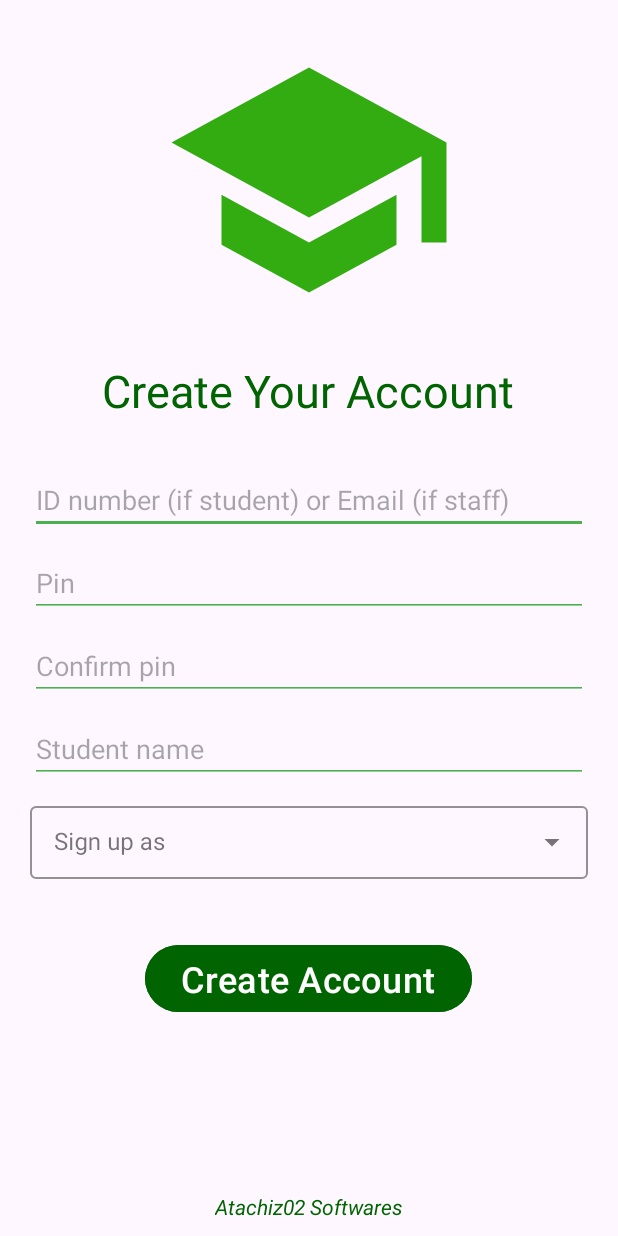
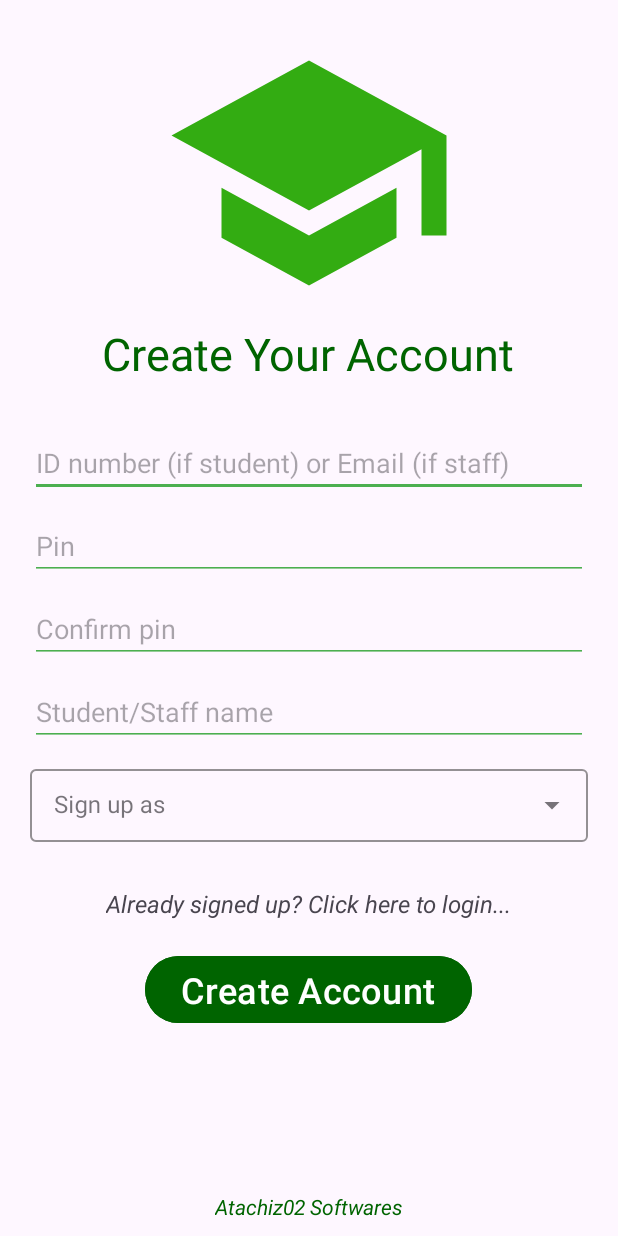
Before and after one commit to Atachiz02Softwares/ProjectManagement, an Android app: the SignUpActivity screen opened directly, with no data from a screen before it, after a tap on "Create Account", on a phone screen of 412 x 824 dp. Run offline under Robolectric (Android 15) with nearby library versions, the phone set to English and light mode, and no system bars.

Commit message:
login successful

```diff
--- a/app/src/main/AndroidManifest.xml
+++ b/app/src/main/AndroidManifest.xml
@@ -12,6 +12,9 @@
         android:supportsRtl="true"
         android:theme="@style/Theme.ProjectManagement"
         tools:targetApi="31">
+        <activity
+            android:name=".activities.LoginActivity"
+            android:exported="false" />
         <activity
             android:name=".activities.CoordinatorActivity"
             android:exported="false" />
--- a/app/src/main/java/morpheus/softwares/projectmanagement/activities/SignUpActivity.java
+++ b/app/src/main/java/morpheus/softwares/projectmanagement/activities/SignUpActivity.java
@@ -7,6 +7,7 @@ import android.widget.ArrayAdapter;
 import android.widget.AutoCompleteTextView;
 import android.widget.Button;
 import android.widget.EditText;
+import android.widget.TextView;
 import android.widget.Toast;
 
 import androidx.appcompat.app.AppCompatActivity;
@@ -21,6 +22,7 @@ public class SignUpActivity extends AppCompatActivity {
     EditText idNum, pinCode, confirmPinCode, studentName;
     AutoCompleteTextView role;
     ArrayAdapter<String> roleAdapter;
+    TextView login;
     Button createAccount;
     Database database;
 
@@ -34,6 +36,7 @@ public class SignUpActivity extends AppCompatActivity {
         confirmPinCode = findViewById(R.id.signUpConfirmPin);
         studentName = findViewById(R.id.signUpName);
         role = findViewById(R.id.signUpAs);
+        login = findViewById(R.id.signUpLogin);
         createAccount = findViewById(R.id.signUpCreateAccount);
 
         roleAdapter = new ArrayAdapter<>(this, R.layout.list_items, ROLES);
@@ -41,24 +44,39 @@ public class SignUpActivity extends AppCompatActivity {
 
         database = new Database(SignUpActivity.this);
 
-        String signUpAs = String.valueOf(role.getText());
+        login.setOnClickListener(v -> startActivity(new Intent(SignUpActivity.this, LoginActivity.class)));
 
         createAccount.setOnClickListener(v -> {
-            String idNumber = String.valueOf(idNum.getText()).trim();
-            String pin = String.valueOf(pinCode.getText()).trim();
-            String confirmPin = String.valueOf(confirmPinCode.getText()).trim();
-            String name = String.valueOf(studentName.getText()).trim();
+            String idNumber = String.valueOf(idNum.getText()).trim(),
+                    pin = String.valueOf(pinCode.getText()).trim(),
+                    confirmPin = String.valueOf(confirmPinCode.getText()).trim(),
+                    name = String.valueOf(studentName.getText()).trim(),
+                    signUpAs = String.valueOf(role.getText());
 
             if (TextUtils.isEmpty(pin) || TextUtils.isEmpty(confirmPin) || TextUtils.isEmpty(idNumber) || TextUtils.isEmpty(name)) {
                 Toast.makeText(SignUpActivity.this, "No field should be empty!", Toast.LENGTH_SHORT).show();
             } else if (!TextUtils.equals(pin, confirmPin)) {
                 Toast.makeText(SignUpActivity.this, "Pins must be the same!", Toast.LENGTH_SHORT).show();
             } else {
+                Toast.makeText(SignUpActivity.this, "Signup successful!", Toast.LENGTH_SHORT).show();
                 Users user = new Users(idNumber, pin, name, signUpAs);
                 database.insertUser(user);
                 new Links(SignUpActivity.this).setStatus(signUpAs);
-                startActivity(new Intent(SignUpActivity.this, StudentActivity.class));
-                finish();
+
+                switch (signUpAs) {
+                    case "student":
+                        startActivity(new Intent(SignUpActivity.this, StudentActivity.class));
+                        finish();
+                        break;
+                    case "supervisor":
+                        startActivity(new Intent(SignUpActivity.this, SupervisorActivity.class));
+                        finish();
+                        break;
+                    case "coordinator":
+                        startActivity(new Intent(SignUpActivity.this, CoordinatorActivity.class));
+                        finish();
+                        break;
+                }
             }
         });
     }
--- /dev/null
+++ b/app/src/main/res/drawable/baseline_login_24.xml
@@ -0,0 +1,5 @@
+<vector android:autoMirrored="true" android:height="50dp"
+    android:tint="#33AC12" android:viewportHeight="24"
+    android:viewportWidth="24" android:width="50dp" xmlns:android="http://schemas.android.com/apk/res/android">
+    <path android:fillColor="@android:color/white" android:pathData="M11,7L9.6,8.4l2.6,2.6H2v2h10.2l-2.6,2.6L11,17l5,-5L11,7zM20,19h-8v2h8c1.1,0 2,-0.9 2,-2V5c0,-1.1 -0.9,-2 -2,-2h-8v2h8V19z"/>
+</vector>
--- /dev/null
+++ b/app/src/main/res/drawable/baseline_logout_24.xml
@@ -0,0 +1,5 @@
+<vector android:autoMirrored="true" android:height="30dp"
+    android:tint="#33AC12" android:viewportHeight="24"
+    android:viewportWidth="24" android:width="30dp" xmlns:android="http://schemas.android.com/apk/res/android">
+    <path android:fillColor="@android:color/white" android:pathData="M17,7l-1.41,1.41L18.17,11H8v2h10.17l-2.58,2.58L17,17l5,-5zM4,5h8V3H4c-1.1,0 -2,0.9 -2,2v14c0,1.1 0.9,2 2,2h8v-2H4V5z"/>
+</vector>
--- a/app/src/main/res/drawable/baseline_supervisor_account_24.xml
+++ /dev/null
@@ -1,5 +0,0 @@
-<vector android:height="50dp" android:tint="#33AC12"
-    android:viewportHeight="24" android:viewportWidth="24"
-    android:width="50dp" xmlns:android="http://schemas.android.com/apk/res/android">
-    <path android:fillColor="@android:color/white" android:pathData="M16.5,12c1.38,0 2.49,-1.12 2.49,-2.5S17.88,7 16.5,7C15.12,7 14,8.12 14,9.5s1.12,2.5 2.5,2.5zM9,11c1.66,0 2.99,-1.34 2.99,-3S10.66,5 9,5C7.34,5 6,6.34 6,8s1.34,3 3,3zM16.5,14c-1.83,0 -5.5,0.92 -5.5,2.75L11,19h11v-2.25c0,-1.83 -3.67,-2.75 -5.5,-2.75zM9,13c-2.33,0 -7,1.17 -7,3.5L2,19h7v-2.25c0,-0.85 0.33,-2.34 2.37,-3.47C10.5,13.1 9.66,13 9,13z"/>
-</vector>
--- a/app/src/main/res/layout/activity_sign_up.xml
+++ b/app/src/main/res/layout/activity_sign_up.xml
@@ -13,7 +13,7 @@
         android:layout_width="200dp"
         android:layout_height="200dp"
         android:layout_centerHorizontal="true"
-        android:layout_marginTop="10dp"
+        android:layout_marginTop="5dp"
         android:contentDescription="@string/todo"
         android:src="@drawable/baseline_school_24" />
 
@@ -23,7 +23,6 @@
         android:layout_height="wrap_content"
         android:layout_below="@id/signUpIcon"
         android:layout_centerHorizontal="true"
-        android:layout_marginTop="20dp"
         android:text="@string/account"
         android:textAlignment="center"
         android:textColor="@color/darkGreen"
@@ -44,7 +43,7 @@
             android:layout_height="wrap_content"
             android:autofillHints="username"
             android:backgroundTint="@color/green"
-            android:hint="ID number (if student) or Email (if staff)"
+            android:hint="@string/staff_student"
             android:inputType="textEmailAddress"
             android:maxLines="1" />
 
@@ -55,7 +54,7 @@
             android:layout_marginTop="10dp"
             android:autofillHints="password"
             android:backgroundTint="@color/green"
-            android:hint="Pin"
+            android:hint="@string/pin"
             android:inputType="numberPassword" />
 
         <EditText
@@ -65,7 +64,7 @@
             android:layout_marginTop="10dp"
             android:autofillHints="password"
             android:backgroundTint="@color/green"
-            android:hint="Confirm pin"
+            android:hint="@string/confirm_pin"
             android:inputType="numberPassword" />
 
         <EditText
@@ -75,7 +74,7 @@
             android:layout_marginTop="10dp"
             android:autofillHints="name"
             android:backgroundTint="@color/green"
-            android:hint="Student name"
+            android:hint="@string/name"
             android:inputType="textPersonName" />
 
         <com.google.android.material.textfield.TextInputLayout
@@ -84,7 +83,7 @@
             android:layout_width="match_parent"
             android:layout_height="wrap_content"
             android:layout_marginTop="10dp"
-            android:hint="Sign up as"
+            android:hint="@string/sign_up_as"
             app:boxStrokeColor="@color/green"
             app:boxStrokeWidth="1dp">
 
@@ -98,13 +97,24 @@
 
     </LinearLayout>
 
+    <TextView
+        android:id="@+id/signUpLogin"
+        android:layout_width="wrap_content"
+        android:layout_height="wrap_content"
+        android:layout_below="@+id/signUpLinearLayout"
+        android:layout_centerHorizontal="true"
+        android:layout_marginTop="20dp"
+        android:text="@string/signed_up"
+        android:textSize="16sp"
+        android:textStyle="italic" />
+
     <Button
         android:id="@+id/signUpCreateAccount"
         android:layout_width="wrap_content"
         android:layout_height="wrap_content"
-        android:layout_below="@+id/signUpLinearLayout"
+        android:layout_below="@+id/signUpLogin"
         android:layout_centerHorizontal="true"
-        android:layout_marginTop="30dp"
+        android:layout_marginTop="20dp"
         android:backgroundTint="@color/darkGreen"
         android:text="@string/create_account"
         android:textColor="@color/white"
--- a/app/src/main/res/values-night/strings.xml
+++ b/app/src/main/res/values-night/strings.xml
@@ -6,4 +6,12 @@
     <string name="account">Create Your Account</string>
     <string name="todo">TODO</string>
     <string name="create_account">Create Account</string>
+    <string name="signed_up">Already signed up? Click here to login...</string>
+    <string name="login">Login to Your Account</string>
+    <string name="logIn">Login</string>
+    <string name="staff_student">ID number (if student) or Email (if staff)</string>
+    <string name="pin">Pin</string>
+    <string name="confirm_pin">Confirm pin</string>
+    <string name="name">Student/Staff name</string>
+    <string name="sign_up_as">Sign up as</string>
 </resources>
--- a/app/src/main/res/values/strings.xml
+++ b/app/src/main/res/values/strings.xml
@@ -6,4 +6,12 @@
     <string name="account">Create Your Account</string>
     <string name="todo">TODO</string>
     <string name="create_account">Create Account</string>
+    <string name="signed_up">Already signed up? Click here to login...</string>
+    <string name="login">Login to Your Account</string>
+    <string name="logIn">Login</string>
+    <string name="staff_student">ID number (if student) or Email (if staff)</string>
+    <string name="pin">Pin</string>
+    <string name="confirm_pin">Confirm pin</string>
+    <string name="name">Student/Staff name</string>
+    <string name="sign_up_as">Sign up as</string>
 </resources>
```
Also changed, not shown: app/src/main/java/morpheus/softwares/projectmanagement/activities/LoginActivity.java (added, +68 -0 lines), app/src/main/res/drawable/baseline_coordinator_accounts_24.xml (deleted, +0 -7 lines), app/src/main/res/layout/activity_login.xml (added, +84 -0 lines).
